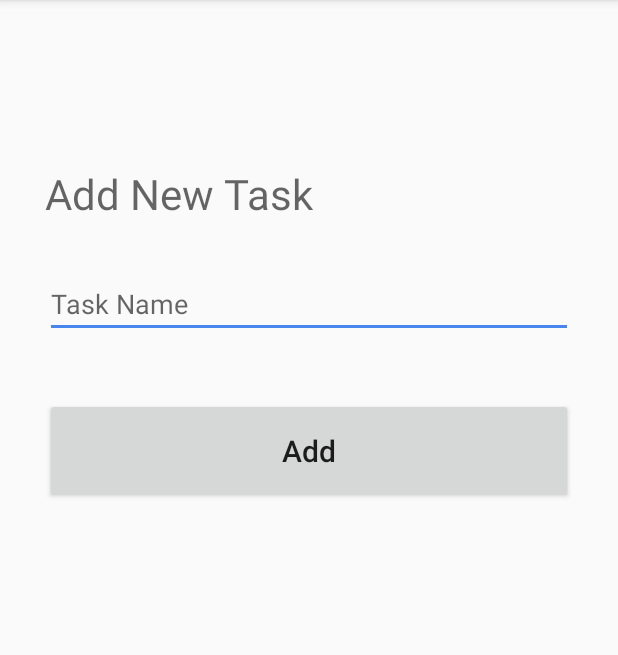
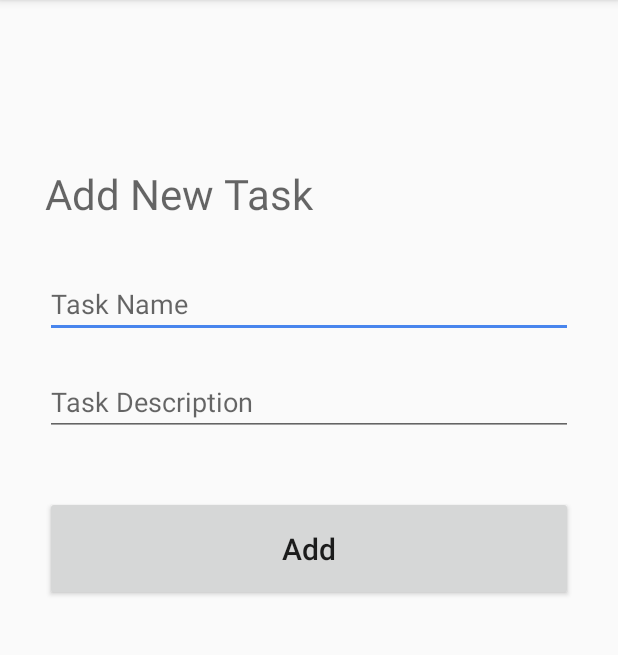
Before and after one commit to myqpalzm/UAS-Mobile-Bentask, an Android app: the TaskActivity screen opened directly, with no data from a screen before it, after a tap on an icon or button, on a phone screen of 412 x 824 dp, the part 84-739 px from its top. Run offline under Robolectric (Android 15) with nearby library versions, the phone set to English and light mode, and no system bars.

Commit message:
Menambahkan description saat input

```diff
--- a/app/src/main/java/id/ac/umn/uas_mobile_bentask/ActivityAddTask.java
+++ b/app/src/main/java/id/ac/umn/uas_mobile_bentask/ActivityAddTask.java
@@ -11,7 +11,7 @@ import android.widget.Toast;
 
 public class ActivityAddTask extends AppCompatActivity {
 
-    EditText task_input;
+    EditText task_input,desc_input;
     Button add_task_button;
     String id,title;
     @Override
@@ -19,12 +19,13 @@ public class ActivityAddTask extends AppCompatActivity {
         super.onCreate(savedInstanceState);
         setContentView(R.layout.activity_add_task);
         task_input = findViewById(R.id.task_input);
+        desc_input = findViewById(R.id.desc_input);
         add_task_button = findViewById(R.id.add_task_button);
         add_task_button.setOnClickListener(new View.OnClickListener(){
             @Override
             public void onClick(View view) {
                 MyDatabaseHelper myDB = new MyDatabaseHelper(ActivityAddTask.this);
-                myDB.addTask(task_input.getText().toString().trim(),id);
+                myDB.addTask(task_input.getText().toString().trim(),desc_input.getText().toString().trim(),id);
                 Intent intent = new Intent(ActivityAddTask.this, TaskActivity.class);
                 intent.putExtra("id",id);
                 intent.putExtra("title",title);
--- a/app/src/main/java/id/ac/umn/uas_mobile_bentask/AdapterTask.java
+++ b/app/src/main/java/id/ac/umn/uas_mobile_bentask/AdapterTask.java
@@ -19,7 +19,7 @@ import java.util.ArrayList;
 public class AdapterTask extends RecyclerView.Adapter<AdapterTask.MyViewHolder> {
     private Context context;
     private Activity activity;
-    private ArrayList task_id,task_name;
+    private ArrayList task_id,task_name,task_desc;
     String category_id;
 
     AdapterTask(Activity activity, Context context, ArrayList task_id, ArrayList task_name,String category_id){
@@ -51,7 +51,7 @@ public class AdapterTask extends RecyclerView.Adapter<AdapterTask.MyViewHolder>
 
     class MyViewHolder extends RecyclerView.ViewHolder {
 
-        TextView task_id_txt, task_name_txt;
+        TextView task_id_txt, task_name_txt,task_desc_txt;
 
         MyViewHolder(@NonNull View itemView) {
             super(itemView);
--- a/app/src/main/java/id/ac/umn/uas_mobile_bentask/MyDatabaseHelper.java
+++ b/app/src/main/java/id/ac/umn/uas_mobile_bentask/MyDatabaseHelper.java
@@ -70,11 +70,14 @@ public class MyDatabaseHelper extends SQLiteOpenHelper {
             Toast.makeText(context, "Added Successfully!", Toast.LENGTH_SHORT).show();
         }
     }
-    void addTask(String title, String id){
+    void addTask(String title,String desc, String id){
         SQLiteDatabase db = this.getWritableDatabase();
         ContentValues cv = new ContentValues();
         cv.put(TASK_TITLE, title);
+        cv.put(taskDescription,desc);
         cv.put(categoryId, id);
+
+
         long result = db.insert(TABLE_TASK,null, cv);
         if(result == -1){
             Toast.makeText(context, "Failed", Toast.LENGTH_SHORT).show();
--- a/app/src/main/res/layout/activity_add_task.xml
+++ b/app/src/main/res/layout/activity_add_task.xml
@@ -28,6 +28,17 @@
         app:layout_constraintEnd_toEndOf="parent"
         app:layout_constraintStart_toStartOf="parent"
         app:layout_constraintTop_toTopOf="parent" />
+    <EditText
+        android:id="@+id/desc_input"
+        android:layout_width="match_parent"
+        android:layout_height="wrap_content"
+        android:layout_marginTop="20dp"
+        android:ems="10"
+        android:hint="Task Description"
+        android:inputType="textPersonName"
+        app:layout_constraintEnd_toEndOf="parent"
+        app:layout_constraintStart_toStartOf="parent"
+        app:layout_constraintTop_toBottomOf="@+id/task_input"/>
 
 
     <Button
@@ -40,5 +51,5 @@
         android:textAllCaps="false"
         app:layout_constraintEnd_toEndOf="parent"
         app:layout_constraintStart_toStartOf="parent"
-        app:layout_constraintTop_toBottomOf="@+id/task_input" />
+        app:layout_constraintTop_toBottomOf="@+id/desc_input" />
 </androidx.constraintlayout.widget.ConstraintLayout>
--- a/app/src/main/res/layout/my_task_row.xml
+++ b/app/src/main/res/layout/my_task_row.xml
@@ -40,6 +40,7 @@
                 android:textColor="#000"
                 app:layout_constraintStart_toEndOf="@+id/task_id_txt"
                 app:layout_constraintTop_toTopOf="@+id/task_id_txt" />
+
         </androidx.constraintlayout.widget.ConstraintLayout>
     </androidx.cardview.widget.CardView>
 </LinearLayout>
```
